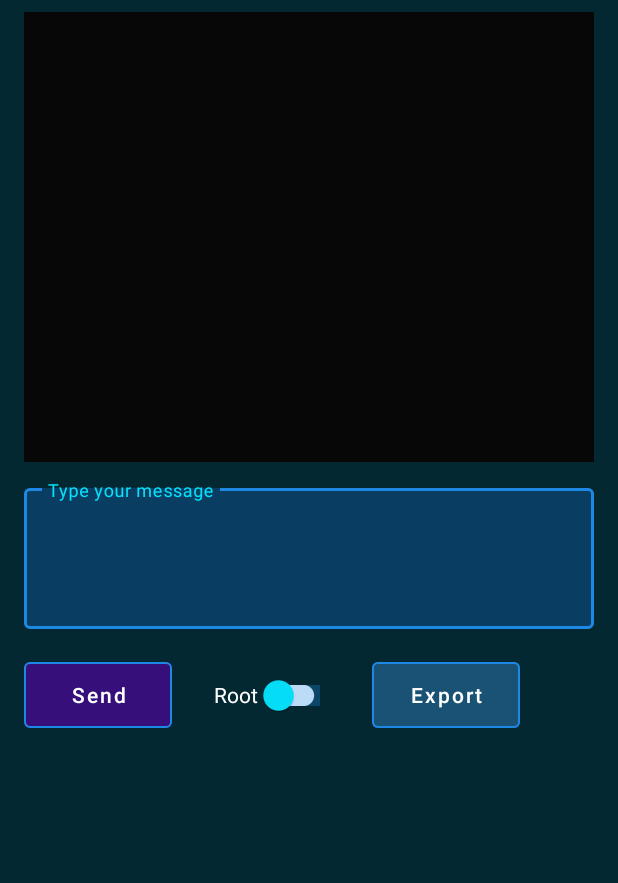
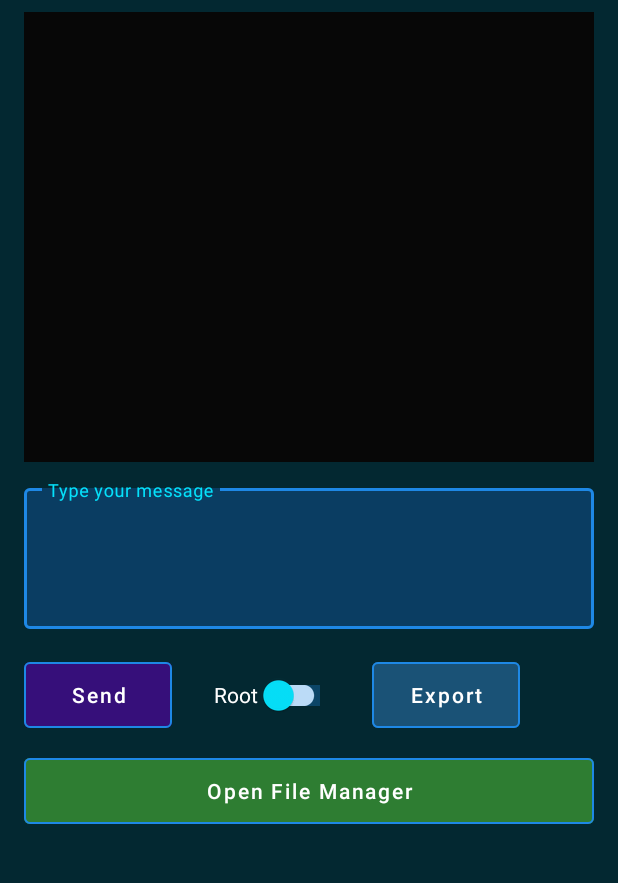
Before and after one commit to AuraFrameFxDev/OracleDrive, an Android app: the screen it shows after launch (MainActivity), on a phone screen of 412 x 824 dp, the part 93-976 px from its top. Run offline under Robolectric (Android 15) with nearby library versions, the phone set to English and light mode, and no system bars.

```diff
--- a/app/src/main/AndroidManifest.xml
+++ b/app/src/main/AndroidManifest.xml
@@ -43,7 +43,6 @@
             android:name=".data.MainActivity"
             android:configChanges="orientation|screenSize"
             android:exported="true">
-
             <intent-filter>
                 <action android:name="android.intent.action.MAIN" />
                 <category android:name="android.intent.category.LAUNCHER" />
--- a/app/src/main/res/layout/activity_main.xml
+++ b/app/src/main/res/layout/activity_main.xml
@@ -63,7 +63,7 @@
                 android:textColorHint="#4DB6AC" />
         </com.google.android.material.textfield.TextInputLayout>
 
-        <!-- Buttons Row -->
+        <!-- Buttons Row 1 -->
         <LinearLayout
             android:layout_width="match_parent"
             android:layout_height="wrap_content"
@@ -132,5 +132,35 @@
                 app:strokeColor="#1E88E5"
                 app:strokeWidth="1dp" />
         </LinearLayout>
+
+        <!-- Buttons Row 2 -->
+        <LinearLayout
+            android:layout_width="match_parent"
+            android:layout_height="wrap_content"
+            android:layout_marginTop="8dp"
+            android:baselineAligned="false"
+            android:orientation="horizontal"
+            android:weightSum="10">
+
+            <com.google.android.material.button.MaterialButton
+                android:id="@+id/fileManagerButton"
+                style="@style/Widget.MaterialComponents.Button.OutlinedButton"
+                android:layout_width="0dp"
+                android:layout_height="56dp"
+                android:layout_weight="10"
+                android:backgroundTint="#2E7D32"
+                android:contentDescription="Open File Manager"
+                android:focusable="true"
+                android:minWidth="88dp"
+                android:minHeight="48dp"
+                android:paddingHorizontal="16dp"
+                android:text="Open File Manager"
+                android:textAllCaps="false"
+                android:textColor="#FFFFFF"
+                android:textSize="14sp"
+                app:rippleColor="#7F05E1FB"
+                app:strokeColor="#1E88E5"
+                app:strokeWidth="1dp" />
+        </LinearLayout>
     </LinearLayout>
 </androidx.core.widget.NestedScrollView>
```
Also changed, not shown: app/src/main/java/com/genesis/ai/app/data/MainActivity.kt (+9 -2 lines), app/src/main/java/com/genesis/ai/app/data/model/GenesisRepositoryNew.kt (+60 -5 lines).
